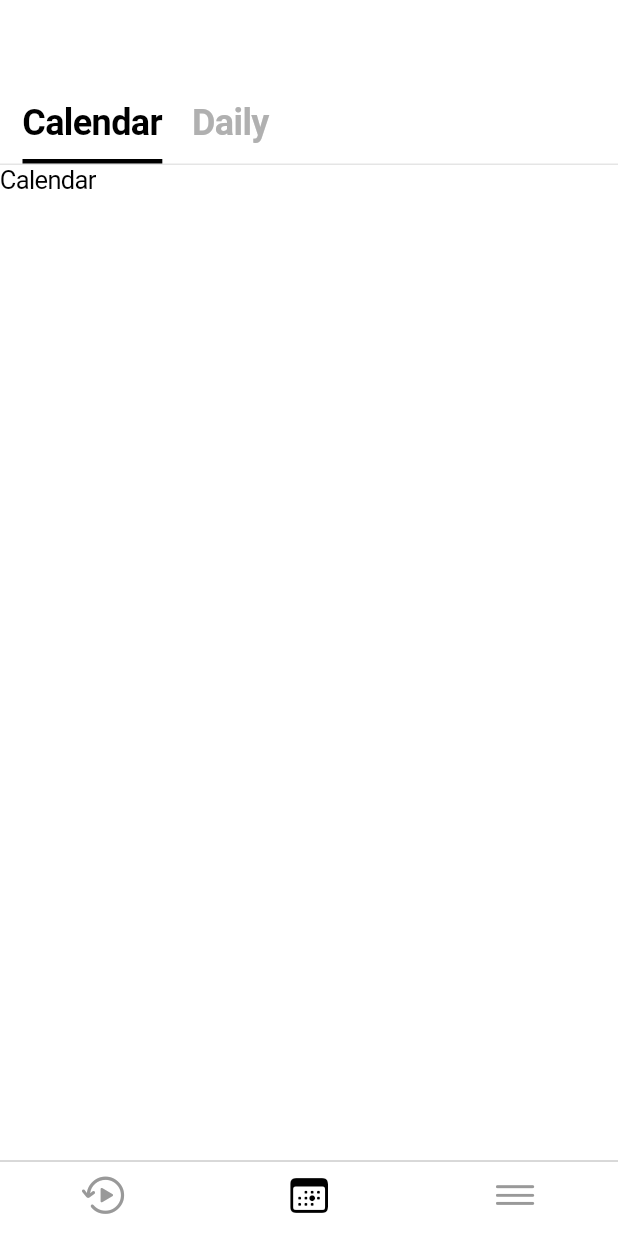
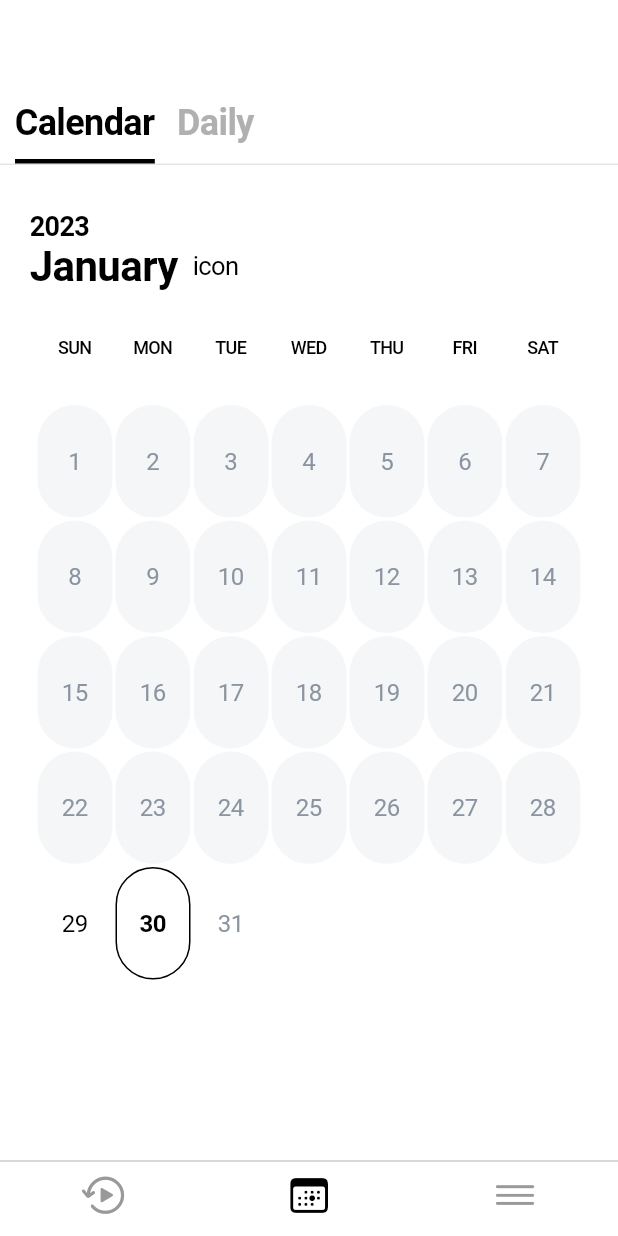
Before and after one commit to kosuha/laum, a Flutter app: the screen it shows after launch, item 2 of the bottom bar chosen, on a phone screen of 412 x 824 dp. Run offline on Flutter 3.47's test engine with Material 2 defaults, Android fonts, the light colour scheme and no system bars; Roboto replaces fonts that are missing (Pretendard).

Commit message:
calendar

```diff
--- /dev/null
+++ b/lib/CalendarWidget.dart
@@ -0,0 +1,204 @@
+import 'package:flutter/cupertino.dart';
+
+class CalendarWidget extends StatefulWidget {
+  @override
+  State<CalendarWidget> createState() => _CalendarWidgetState();
+}
+
+class _CalendarWidgetState extends State<CalendarWidget> {
+  List<String> weekdays = ["SUN", "MON", "TUE", "WED", "THU", "FRI", "SAT"];
+  List<String> months = [
+    "January",
+    "February",
+    "March",
+    "April",
+    "May",
+    "June",
+    "July",
+    "August",
+    "September",
+    "October",
+    "November",
+    "December"
+  ];
+  static DateTime now = DateTime.now();
+  int year = now.year;
+  int month = now.month;
+
+  @override
+  Widget build(BuildContext context) {
+    List<Map<String, dynamic>> dates = [];
+    List<Row> rows = [];
+
+    for (int i = 1; i <= DateTime(year, month + 1, 0).day; i++) {
+      dates.add({
+        "year": year,
+        "month": month,
+        "day": i,
+        "inMonth": true,
+      });
+    }
+
+    if (DateTime(year, month, 1).weekday != 7) {
+      List<Map<String, dynamic>> temps = [];
+      int prevLastDay = DateTime(year, month, 0).day;
+      for (int i = DateTime(year, month, 1).weekday - 1; i >= 0; i--) {
+        temps.add({
+          "year": year,
+          "month": month - 1,
+          "day": prevLastDay - i,
+          "inMonth": false,
+        });
+      }
+      dates = [...temps, ...dates];
+    }
+
+    List<Map<String, dynamic>> temps = [];
+    int maxIndex = 6 - DateTime(year, month + 1, 0).weekday;
+    if (maxIndex == -1) {
+      maxIndex = 6;
+    }
+    for (int i = 1; i <= maxIndex; i++) {
+      temps.add({
+        "year": year,
+        "month": month + 1,
+        "day": i,
+        "inMonth": false,
+      });
+    }
+    dates = [...dates, ...temps];
+
+    int rowsLength = dates.length ~/ 7;
+    for (int i = 0; i < rowsLength; i++) {
+      List<Container> temps = [];
+      for (int j = 0; j < 7; j++) {
+        temps.add(dayContainer(dates[i * 7 + j]));
+      }
+      rows.add(Row(
+        mainAxisAlignment: MainAxisAlignment.center,
+        children: temps,
+      ));
+    }
+
+    return Container(
+      child: Column(
+        children: [
+          Container(
+            padding: EdgeInsets.fromLTRB(20, 30, 20, 30),
+            child: Column(
+              children: [
+                Container(
+                  alignment: Alignment.topLeft,
+                  child: Text(
+                    "$year",
+                    style: TextStyle(fontSize: 18, fontWeight: FontWeight.w700),
+                  ),
+                ),
+                Container(
+                  child: Row(children: [
+                    Container(
+                      child: Text(
+                        months[month - 1],
+                        style: TextStyle(
+                            fontSize: 28, fontWeight: FontWeight.w700),
+                      ),
+                    ),
+                    Container(
+                      padding: EdgeInsets.fromLTRB(10, 0, 10, 0),
+                      child: Text("icon"),
+                    ),
+                  ]),
+                ),
+              ],
+            ),
+          ),
+          Container(
+            child: Column(children: [
+              Column(
+                children: [
+                  Row(
+                    mainAxisAlignment: MainAxisAlignment.center,
+                    children: weekdaysText(weekdays),
+                  ),
+                  Column(
+                    children: rows,
+                  )
+                ],
+              )
+            ]),
+          )
+        ],
+      ),
+    );
+  }
+
+  Container dayContainer(Map<String, dynamic> dateMap) {
+    int date = dateMap["day"];
+    BoxDecoration boxDecoration = BoxDecoration(
+        color: Color(0x158B95A1), borderRadius: BorderRadius.circular(50));
+    TextStyle textStyle = TextStyle(
+        color: Color(0xff8B95A1), fontSize: 16, fontWeight: FontWeight.w400);
+
+    if (DateTime(dateMap["year"], dateMap["month"], dateMap["day"])
+        .isAfter(now)) {
+      boxDecoration = BoxDecoration(color: Color(0x00000000));
+      textStyle = textStyle = TextStyle(
+          color: Color(0xff8B95A1), fontSize: 16, fontWeight: FontWeight.w400);
+    }
+
+    if (now.year == dateMap["year"] &&
+        now.month == dateMap["month"] &&
+        now.day == dateMap["day"]) {
+      boxDecoration = BoxDecoration(
+          color: Color(0xffffffff),
+          borderRadius: BorderRadius.circular(50),
+          border: Border.all(color: Color(0xff000000)));
+      textStyle = TextStyle(
+          color: Color(0xff000000), fontSize: 16, fontWeight: FontWeight.w700);
+    }
+
+    if (now.year == dateMap["year"] &&
+        now.month == dateMap["month"] &&
+        now.day - 1 == dateMap["day"]) {
+      boxDecoration = BoxDecoration(
+          color: Color(0xffffffff),
+          borderRadius: BorderRadius.circular(50),
+          border: Border.all(color: Color(0x00000000)));
+      textStyle = TextStyle(
+          color: Color(0xff000000), fontSize: 16, fontWeight: FontWeight.w400);
+    }
+
+    if (!dateMap["inMonth"]) {
+      boxDecoration = BoxDecoration(color: Color(0x008B95A1));
+      textStyle = TextStyle(color: Color(0x008B95A1), fontSize: 16);
+    }
+
+    return Container(
+      alignment: Alignment.center,
+      height: 75,
+      width: 50,
+      margin: EdgeInsets.all(1.0),
+      decoration: boxDecoration,
+      child: Text(
+        "$date",
+        style: textStyle,
+      ),
+    );
+  }
+
+  List<Container> weekdaysText(List<String> weekdays) {
+    List<Container> res = [];
+    for (int i = 0; i < weekdays.length; i++) {
+      res.add(Container(
+        alignment: Alignment.center,
+        width: 50,
+        margin: EdgeInsets.fromLTRB(1.0, 1.0, 1.0, 30),
+        child: Text(
+          weekdays[i],
+          style: TextStyle(fontSize: 12, fontWeight: FontWeight.w500),
+        ),
+      ));
+    }
+    return res;
+  }
+}
--- /dev/null
+++ b/lib/DailyWidget.dart
@@ -0,0 +1,15 @@
+import 'package:flutter/cupertino.dart';
+
+class DailyWidget extends StatefulWidget {
+  @override
+  State<DailyWidget> createState() => _DailyWidgetState();
+}
+
+class _DailyWidgetState extends State<DailyWidget> {
+  @override
+  Widget build(BuildContext context) {
+    return Container(
+      child: Text("Daily"),
+    );
+  }
+}
--- a/lib/home.dart
+++ b/lib/HomeWidget.dart
@@ -1,4 +1,6 @@
 import 'package:flutter/cupertino.dart';
+import 'CalendarWidget.dart';
+import 'DailyWidget.dart';
 
 class HomeWidget extends StatefulWidget {
   @override
@@ -7,6 +9,9 @@ class HomeWidget extends StatefulWidget {
 
 class _HomeWidgetState extends State<HomeWidget> {
   int tabNumber = 0;
+  List<Color> textColors = [Color(0xff000000), Color(0xffb0b0b0)];
+  List<Color> lineColors = [Color(0xff000000), Color(0x00000000)];
+  List<String> tabNames = ["Calendar", "Daily"];
 
   @override
   Widget build(BuildContext context) {
@@ -32,20 +37,18 @@ class _HomeWidgetState extends State<HomeWidget> {
 
   Container calendarPage() {
     return Container(
-      child: Text("Calendar"),
+      alignment: Alignment.center,
+      child: CalendarWidget(),
     );
   }
 
   Container dailyPage() {
     return Container(
-      child: Text("Daily"),
+      child: DailyWidget(),
     );
   }
 
   Container topTabBar(int tabNumber) {
-    List<Color> textColors = [Color(0xff000000), Color(0xffb0b0b0)];
-    List<Color> lineColors = [Color(0xff000000), Color(0x00000000)];
-
     if (tabNumber == 0) {
       textColors[0] = Color(0xff000000);
       textColors[1] = Color(0xffb0b0b0);
@@ -66,43 +69,34 @@ class _HomeWidgetState extends State<HomeWidget> {
         mainAxisAlignment: MainAxisAlignment.start,
         crossAxisAlignment: CrossAxisAlignment.stretch,
         children: [
-          Container(
+          tabContainer(0),
+          tabContainer(1),
+        ],
+      ),
+    );
+  }
+
+  Container tabContainer(int number) {
+    return Container(
       alignment: Alignment.bottomCenter,
-            decoration: underTabLine(lineColors[0]),
-            margin: EdgeInsets.fromLTRB(15, 0, 10, 0),
+      decoration: underTabLine(lineColors[number]),
+      margin: EdgeInsets.fromLTRB(10, 0, 5, 0),
       child: CupertinoButton(
-              onPressed: _tabChangeEvent0,
+        onPressed: () {
+          setState(() {
+            tabNumber = number;
+          });
+        },
         padding: EdgeInsets.symmetric(horizontal: 0, vertical: 10),
         child: Text(
-                "Calendar",
+          tabNames[number],
           style: TextStyle(
             fontFamily: "Pretendard",
             fontWeight: FontWeight.w700,
             fontSize: 24,
-                  color: textColors[0],
+            color: textColors[number],
           ),
         ),
-            ),
-          ),
-          Container(
-            alignment: Alignment.bottomCenter,
-            decoration: underTabLine(lineColors[1]),
-            margin: EdgeInsets.fromLTRB(10, 0, 5, 0),
-            child: CupertinoButton(
-              onPressed: _tabChangeEvent1,
-              padding: EdgeInsets.symmetric(horizontal: 0, vertical: 10),
-              child: Text(
-                "Daily",
-                style: TextStyle(
-                  fontFamily: "Pretendard",
-                  fontWeight: FontWeight.w700,
-                  fontSize: 24,
-                  color: textColors[1],
-                ),
-              ),
-            ),
-          ),
-        ],
       ),
     );
   }
@@ -111,16 +105,4 @@ class _HomeWidgetState extends State<HomeWidget> {
     return BoxDecoration(
         border: Border(bottom: BorderSide(color: lineColor, width: 3.0)));
   }
-
-  void _tabChangeEvent0() {
-    setState(() {
-      tabNumber = 0;
-    });
 }
-
-  void _tabChangeEvent1() {
-    setState(() {
-      tabNumber = 1;
-    });
-  }
-}
--- a/lib/main.dart
+++ b/lib/main.dart
@@ -1,7 +1,7 @@
 import 'package:flutter/cupertino.dart';
-import 'play.dart';
-import 'home.dart';
-import 'setting.dart';
+import 'PlayWidget.dart';
+import 'HomeWidget.dart';
+import 'SettingWidget.dart';
 
 void main() {
   runApp(MyApp());
```
Also changed, not shown: lib/PlayWidget.dart (renamed from lib/play.dart), lib/SettingWidget.dart (renamed from lib/setting.dart), 1 other file. Lines whose indentation alone changed are shown as unchanged.
